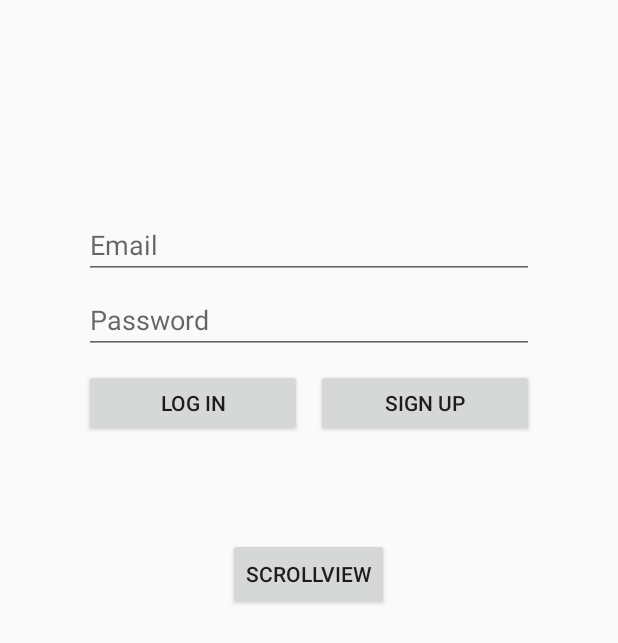
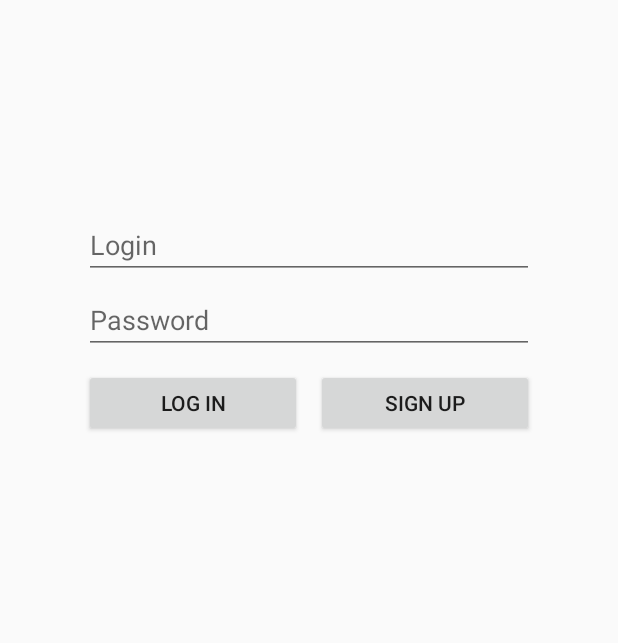
Before and after one commit to wetalkas/TODO, an Android app: the fragment AuthorisationFragment placed in its activity, on a phone screen of 412 x 824 dp. Shown: the top 643 px of the screen. Run offline under Robolectric (Android 15) with nearby library versions, the phone set to English and light mode, and no system bars.

```diff
--- a/app/src/main/java/com/keepsolid/wetalkas/keepsolid/activities/MainActivity.java
+++ b/app/src/main/java/com/keepsolid/wetalkas/keepsolid/activities/MainActivity.java
@@ -31,15 +31,18 @@ public class MainActivity extends ActionBarActivity {
         super.onCreate(savedInstanceState);
         setContentView(R.layout.activity_main);
 
+
+
+        CustomPreferenceManager.getInstance().init(getApplicationContext());
+
+
         tasksFragment = new TasksFragment();
 
         splashFragment = new SplashFragment();
 
 
 
-        AuthorisationFragment authorisationFragment = new AuthorisationFragment();
 
-        CustomPreferenceManager.getInstance().init(getApplicationContext(), "");
 
         CustomFragmentManager.getInstance().init(this);
 
--- a/app/src/main/java/com/keepsolid/wetalkas/keepsolid/fragments/AuthorisationFragment.java
+++ b/app/src/main/java/com/keepsolid/wetalkas/keepsolid/fragments/AuthorisationFragment.java
@@ -16,6 +16,7 @@ import android.widget.Toast;
 
 import com.keepsolid.wetalkas.keepsolid.R;
 
+import com.keepsolid.wetalkas.keepsolid.activities.MainActivity;
 import com.keepsolid.wetalkas.keepsolid.sdk.CustomFragmentManager;
 import com.keepsolid.wetalkas.keepsolid.sdk.CustomPreferenceManager;
 
@@ -30,9 +31,13 @@ public class AuthorisationFragment extends Fragment {
 
     Button btAuthLogIn;
     Button btAuthSignUp;
-    Button btOpenScrollView;
+
+    MainActivity activity;
 
     CustomPreferenceManager preferenceManager;
+
+    CustomFragmentManager customFragmentManager;
+
 
 
     @Override
@@ -42,8 +47,16 @@ public class AuthorisationFragment extends Fragment {
 
         View rootView = inflater.inflate(R.layout.fragment_authorisation, container, false);
 
+        if (getActivity() != null) {
+            activity = (MainActivity) getActivity();
+        }
 
-        SearchView sv = (SearchView)rootView.findViewById(R.id.searchView);
+
+        preferenceManager = CustomPreferenceManager.getInstance();
+
+
+
+        customFragmentManager = CustomFragmentManager.getInstance();
 
 
         setUpUI(rootView);
@@ -58,7 +71,6 @@ public class AuthorisationFragment extends Fragment {
         super.onActivityCreated(savedInstanceState);
 
 
-        preferenceManager = CustomPreferenceManager.getInstance();
 
 
 
@@ -82,14 +94,12 @@ public class AuthorisationFragment extends Fragment {
 
         btAuthLogIn = (Button)rootView.findViewById(R.id.btAuthLogIn);
         btAuthSignUp = (Button)rootView.findViewById(R.id.btAuthSignUp);
-        btOpenScrollView = (Button)rootView.findViewById(R.id.btOpenScrollView);
 
 
 
 
         btAuthLogIn.setOnClickListener(onLogInClick);
         btAuthSignUp.setOnClickListener(onSignUpClick);
-        btOpenScrollView.setOnClickListener(onScrollActivityClick);
     }
 
 
@@ -100,13 +110,23 @@ public class AuthorisationFragment extends Fragment {
         public void onClick(View v) {
 
             if (etAuthEmail.getText().toString().equals("") || etAuthEmail.getText().toString().equals(" ")) {
-                Toast.makeText(getActivity(), "Enter your email", Toast.LENGTH_SHORT).show();
+                Toast.makeText(getActivity(), "Enter your login", Toast.LENGTH_SHORT).show();
             } else if (etAuthPassword.getText().toString().equals("")) {
                 Toast.makeText(getActivity(), "Enter your password", Toast.LENGTH_SHORT).show();
             } else {
 
-                preferenceManager.putString("Login", etAuthEmail.getText().toString());
-                preferenceManager.putString("Password", etAuthPassword.getText().toString());
+                String currentLogin = etAuthEmail.getText().toString();
+
+                String currentPasswordPref = preferenceManager.getString(currentLogin);
+
+                if (!currentPasswordPref.isEmpty() && currentPasswordPref.equals(etAuthPassword.getText().toString())) {
+
+
+                    preferenceManager.putString("current_login", currentLogin);
+                    customFragmentManager.setFragment(R.id.container, activity.getTasksFragment(), false);
+                } else {
+                    Toast.makeText(getActivity(), "Wrong login or password", Toast.LENGTH_LONG).show();
+                }
 
 
             }
@@ -119,11 +139,9 @@ public class AuthorisationFragment extends Fragment {
         @Override
         public void onClick(View v) {
 
-            preferenceManager.putString("Login", etAuthEmail.getText().toString());
-            preferenceManager.putString("Password", etAuthPassword.getText().toString());
+            preferenceManager.putString("saved_login_for_registration", etAuthEmail.getText().toString());
 
 
-            CustomFragmentManager customFragmentManager = CustomFragmentManager.getInstance();
 
             RegistrationFragment registrationFragment = new RegistrationFragment();
 
@@ -147,16 +165,7 @@ public class AuthorisationFragment extends Fragment {
         }
     };
 
-    View.OnClickListener onScrollActivityClick = new View.OnClickListener() {
-        @Override
-        public void onClick(View v) {
 
-            /*Intent intent = new Intent();
-            intent.setClass(getActivity(), ScrollActivity.class);
-            startActivity(intent);*/
-
-        }
-    };
 
 
 
--- a/app/src/main/java/com/keepsolid/wetalkas/keepsolid/fragments/SplashFragment.java
+++ b/app/src/main/java/com/keepsolid/wetalkas/keepsolid/fragments/SplashFragment.java
@@ -72,7 +72,8 @@ public class SplashFragment extends Fragment {
         protected void onPostExecute(Void aVoid) {
             super.onPostExecute(aVoid);
 
-            customFragmentManager.setFragment(R.id.container, activity.getTasksFragment(), false);
+            AuthorisationFragment authorisationFragment = new AuthorisationFragment();
+            customFragmentManager.setFragment(R.id.container, authorisationFragment, false);
         }
     }
 
--- a/app/src/main/java/com/keepsolid/wetalkas/keepsolid/sdk/CustomPreferenceManager.java
+++ b/app/src/main/java/com/keepsolid/wetalkas/keepsolid/sdk/CustomPreferenceManager.java
@@ -13,7 +13,6 @@ public class CustomPreferenceManager {
     private static CustomPreferenceManager instance;
 
     private Context context;
-    private String userLogin;
 
 
     private CustomPreferenceManager() {
@@ -32,9 +31,8 @@ public class CustomPreferenceManager {
     }
 
 
-    public void init(Context context, String userLogin){
+    public void init(Context context){
         this.context = context;
-        this.userLogin = userLogin;
     }
 
 
--- a/app/src/main/java/com/keepsolid/wetalkas/keepsolid/todo_sdk/Constants.java
+++ b/app/src/main/java/com/keepsolid/wetalkas/keepsolid/todo_sdk/Constants.java
@@ -10,7 +10,7 @@ public class Constants {
     public static final String[] PRIORITY_LEVELS = {"Low Priority", "Normal Priority", "High Priority",
             "Very High Priority"};
 
-    public static final String[] SORTING_BY = {"Date", "Name", "Priority"};
+    public static final String[] SORTING_BY = {"Date", "Name", "Priority", "Status"};
 
     public static final int[] PRIORITY_COLORS = {R.color.priority_very_high, R.color.priority_high,
             R.color.priority_normal, R.color.priority_low};
--- a/app/src/main/res/layout/fragment_authorisation.xml
+++ b/app/src/main/res/layout/fragment_authorisation.xml
@@ -54,12 +54,4 @@
         android:layout_alignRight="@+id/etAuthPassword"
         android:layout_alignEnd="@+id/etAuthPassword" />
 
-    <Button
-        android:layout_width="wrap_content"
-        android:layout_height="wrap_content"
-        android:text="ScrollView"
-        android:id="@+id/btOpenScrollView"
-        android:layout_below="@+id/btAuthLogIn"
-        android:layout_centerHorizontal="true"
-        android:layout_marginTop="67dp" />
 </RelativeLayout>
--- a/app/src/main/res/layout/fragment_splash.xml
+++ b/app/src/main/res/layout/fragment_splash.xml
@@ -6,7 +6,7 @@
     android:paddingBottom="@dimen/activity_vertical_margin"
     tools:context="com.keepsolid.wetalkas.keepsolid.activities.SplashActivity">
 
-    <TextView android:text="Splash" android:layout_width="match_parent"
+    <TextView android:text="@string/splash_todo" android:layout_width="match_parent"
         android:layout_height="50dp"
         android:layout_centerVertical="true"
         android:layout_centerHorizontal="true"
--- a/app/src/main/res/values/strings.xml
+++ b/app/src/main/res/values/strings.xml
@@ -1,5 +1,5 @@
 <resources>
-    <string name="app_name">KeepSolid</string>
+    <string name="app_name">TODO</string>
 
 
     <string name="action_settings">Settings</string>
@@ -8,7 +8,7 @@
     <string name="title_activity_manual">ManualActivity</string>
     <string name="title_activity_authorisation">AuthorisationActivity</string>
 
-    <string name="email">Email</string>
+    <string name="email">Login</string>
     <string name="password">Password</string>
     <string name="retry_password">Retry Password</string>
     <string name="log_in">Log In</string>
@@ -30,4 +30,5 @@
 <!-- TODO: Remove or change this placeholder text -->
     <string name="hello_blank_fragment">Hello blank fragment</string>
     <string name="menu_sorting">Sorting</string>
+    <string name="splash_todo">TODO</string>
 </resources>
```
Also changed, not shown: app/src/main/java/com/keepsolid/wetalkas/keepsolid/fragments/RegistrationFragment.java (+23 -4 lines), app/src/main/java/com/keepsolid/wetalkas/keepsolid/fragments/TasksFragment.java (+74 -11 lines), app/src/main/java/com/keepsolid/wetalkas/keepsolid/sdk/CustomSQLiteHelper.java (+4 -5 lines), app/src/main/java/com/keepsolid/wetalkas/keepsolid/services/TaskReminderService.java (+6 -2 lines), app/src/main/java/com/keepsolid/wetalkas/keepsolid/todo_sdk/adapter/TaskAdapter.java (+83 -14 lines), app/src/main/java/com/keepsolid/wetalkas/keepsolid/todo_sdk/model/TaskModel.java (+6 -2 lines), app/src/main/res/layout/dialog_add_new_task.xml (+12 -1 lines).
